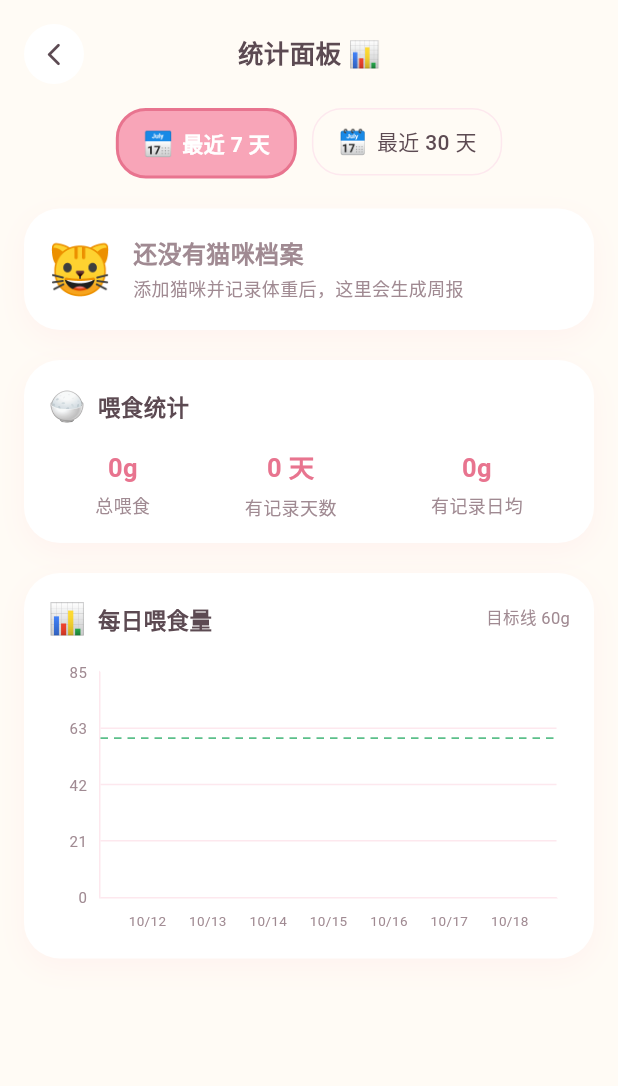
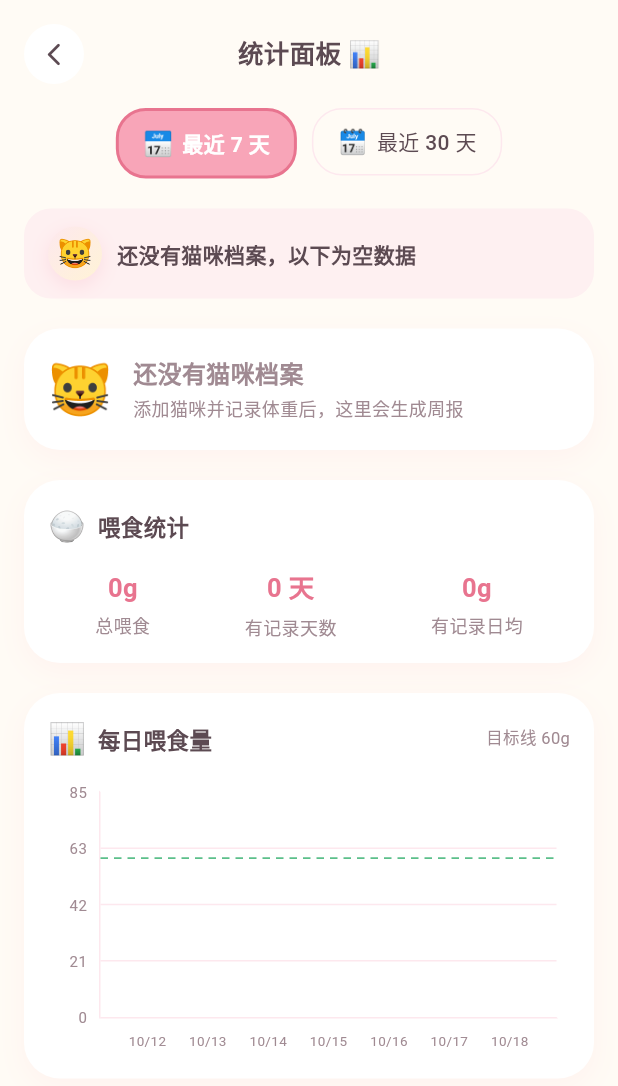
Before and after one commit to lvliang666666/ecat, a Flutter app: the StatsPage screen opened directly, on a phone screen of 412 x 824 dp. Shown: the top 1086 px of the screen. Run offline on Flutter 3.47's test engine with Material 3 defaults, Android fonts, the phone set to English and light mode, and no system bars; drawn by our look-alikes of fl_chart; our stand-ins replace shared_preferences; missing offline and left inert: file_selector; accounts and stored records are empty.

Commit message:
fix(stats): 统计面板明确投喂对象
- 页面新增当前猫咪标识条（头像 + 「以下是 XX 的统计数据」，多猫时提示切换入口）
- 喂食统计卡与每日柱状图卡标题带上猫名

```diff
--- a/lib/pages/stats_page.dart
+++ b/lib/pages/stats_page.dart
@@ -69,6 +69,10 @@ class _StatsPageState extends State<StatsPage> {
             ),
             const SizedBox(height: 20),
 
+            // ---- 统计对象：当前猫咪标识条 ----
+            _catBanner(store),
+            const SizedBox(height: 20),
+
             // ---- 体重周报 ----
             _weightReportCard(store),
             const SizedBox(height: 20),
@@ -81,6 +85,43 @@ class _StatsPageState extends State<StatsPage> {
             _feedBarChartCard(store, now),
           ],
         ),
+      ),
+    );
+  }
+
+  /// 统计对象标识条：明确当前统计的是哪只猫（多猫切换在首页/猫咪页）
+  Widget _catBanner(CatStore store) {
+    final cat = store.currentCat;
+    final multi = store.cats.length > 1;
+    return Container(
+      width: double.infinity,
+      padding: const EdgeInsets.symmetric(horizontal: 16, vertical: 12),
+      decoration: BoxDecoration(
+        color: AppColors.pinkLight.withValues(alpha: 0.6),
+        borderRadius: BorderRadius.circular(18),
+      ),
+      child: Row(
+        children: [
+          CatAvatar(emoji: cat?.avatar ?? '🐱', size: 36, photoPath: cat?.photoPath),
+          const SizedBox(width: 10),
+          Expanded(
+            child: Text(
+              cat == null
+                  ? '还没有猫咪档案，以下为空数据'
+                  : '以下是「${cat.name}」的统计数据',
+              style: const TextStyle(
+                fontSize: 14,
+                fontWeight: FontWeight.w600,
+                color: AppColors.textMain,
+              ),
+            ),
+          ),
+          if (multi)
+            const Text(
+              '切换猫咪请回首页 🐾',
+              style: TextStyle(fontSize: 11, color: AppColors.textSub),
+            ),
+        ],
       ),
     );
   }
@@ -170,6 +211,7 @@ class _StatsPageState extends State<StatsPage> {
     final byDay = store.foodGramsByDay(_range, now);
     final activeDays = byDay.length;
     final dailyAvg = activeDays == 0 ? 0.0 : total / activeDays;
+    final catName = store.currentCat?.name;
 
     String fmt(double v) => v % 1 == 0 ? v.toStringAsFixed(0) : v.toStringAsFixed(1);
 
@@ -177,13 +219,13 @@ class _StatsPageState extends State<StatsPage> {
       child: Column(
         crossAxisAlignment: CrossAxisAlignment.start,
         children: [
-          const Row(
+          Row(
             children: [
-              Text('🍚', style: TextStyle(fontSize: 20)),
-              SizedBox(width: 8),
+              const Text('🍚', style: TextStyle(fontSize: 20)),
+              const SizedBox(width: 8),
               Text(
-                '喂食统计',
-                style: TextStyle(
+                catName == null ? '喂食统计' : '$catName的喂食统计',
+                style: const TextStyle(
                   fontSize: 15,
                   fontWeight: FontWeight.bold,
                   color: AppColors.textMain,
@@ -234,6 +276,7 @@ class _StatsPageState extends State<StatsPage> {
     });
     final maxG = days.map((d) => d.grams).reduce((a, b) => a > b ? a : b);
     final goal = store.currentCat?.dailyFoodGoal ?? 60;
+    final catName = store.currentCat?.name;
 
     return CuteCard(
       child: Column(
@@ -243,9 +286,9 @@ class _StatsPageState extends State<StatsPage> {
             children: [
               const Text('📊', style: TextStyle(fontSize: 20)),
               const SizedBox(width: 8),
-              const Text(
-                '每日喂食量',
-                style: TextStyle(
+              Text(
+                catName == null ? '每日喂食量' : '$catName的每日喂食量',
+                style: const TextStyle(
                   fontSize: 15,
                   fontWeight: FontWeight.bold,
                   color: AppColors.textMain,
```
